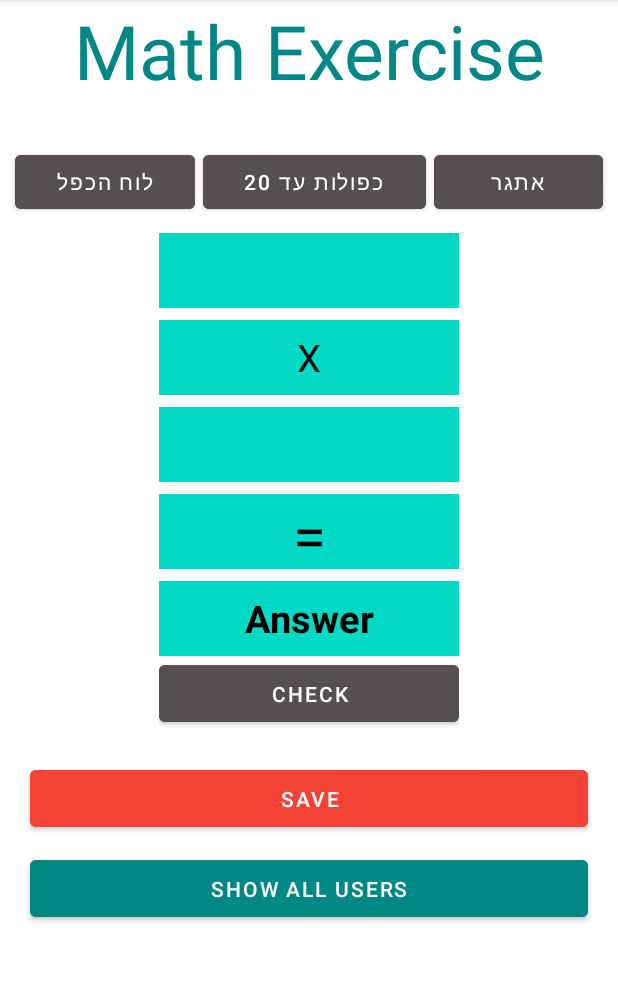
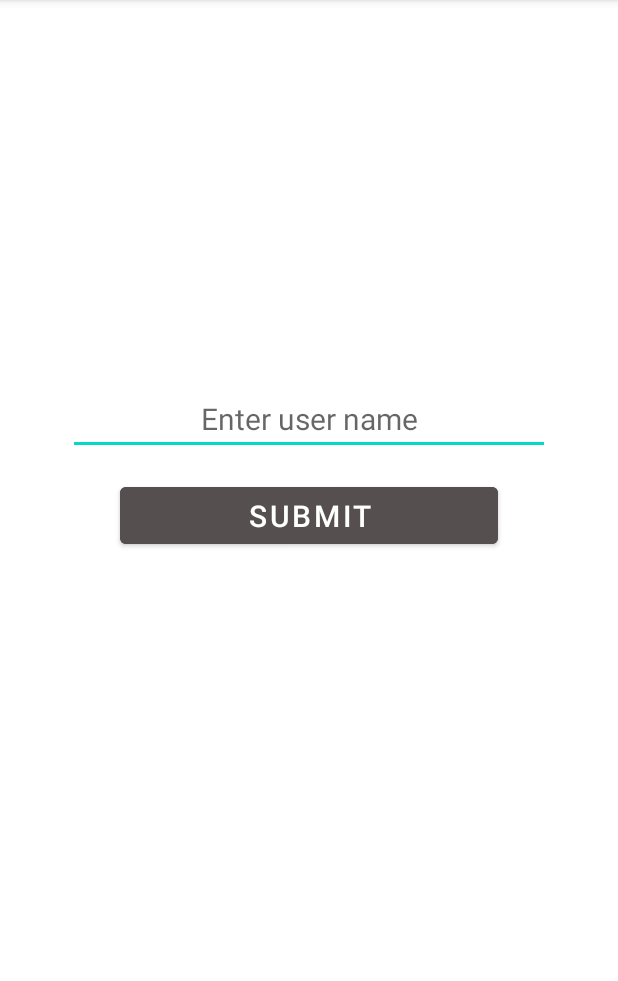
Before and after one commit to haghispin12/MathProjectEitan5, an Android app: the screen it shows after launch (MainActivity before the commit, login after it), on a phone screen of 412 x 824 dp, the part 84-1065 px from its top. Run offline under Robolectric (Android 15) with nearby library versions, the phone set to English and light mode, and no system bars.

Commit message:
added login screen

```diff
--- a/app/src/main/java/com/example/mathprojecteitan5/MainActivity.java
+++ b/app/src/main/java/com/example/mathprojecteitan5/MainActivity.java
@@ -26,9 +26,9 @@ public class MainActivity extends AppCompatActivity {
     private Button save;
     private Button saveUsers;
     private Button check;
-    int userAnswer;
-    Exercise e1=new Exercise();
+    private EditText userAnswer;
     public MainViewModel viewModelMain;
+
 
     @Override
     protected void onCreate(Bundle savedInstanceState) {
@@ -86,6 +86,8 @@ public class MainActivity extends AppCompatActivity {
          }
      });
 
+
+
      challenge=findViewById(R.id.challenge);
      challenge.setOnClickListener(new View.OnClickListener() {
          @Override
--- /dev/null
+++ b/app/src/main/java/com/example/mathprojecteitan5/login.java
@@ -0,0 +1,42 @@
+package com.example.mathprojecteitan5;
+
+import androidx.appcompat.app.AppCompatActivity;
+
+import android.annotation.SuppressLint;
+import android.content.Intent;
+import android.os.Bundle;
+import android.view.View;
+import android.widget.Button;
+import android.widget.EditText;
+
+public class login extends AppCompatActivity {
+private EditText userName;
+private Button submit;
+
+    @Override
+    protected void onCreate(Bundle savedInstanceState) {
+        super.onCreate(savedInstanceState);
+        setContentView(R.layout.activity_login);
+        userName = findViewById(R.id.UserName);
+
+
+        submit=findViewById(R.id.submit);
+        submit.setOnClickListener(new View.OnClickListener() {
+            @Override
+            public void onClick(View view) {
+                Intent intent = new Intent(login.this,MainActivity.class);
+                intent.putExtra("username",userName.getText().toString());
+
+                startActivity(intent);
+            }
+        });
+
+
+
+    }
+
+
+
+
+
+}
--- /dev/null
+++ b/app/src/main/res/layout/activity_login.xml
@@ -0,0 +1,51 @@
+<?xml version="1.0" encoding="utf-8"?>
+<LinearLayout xmlns:android="http://schemas.android.com/apk/res/android"
+    xmlns:app="http://schemas.android.com/apk/res-auto"
+    xmlns:tools="http://schemas.android.com/tools"
+    android:layout_width="match_parent"
+    android:layout_height="wrap_content"
+    tools:context=".login"
+    android:orientation="vertical"
+    >
+
+    <LinearLayout
+        android:layout_width="match_parent"
+        android:layout_height="wrap_content"
+        android:orientation="vertical"
+        tools:context=".login"
+        android:layout_marginTop="250dp"
+        >
+
+    <EditText
+        android:layout_width="match_parent"
+        android:layout_height="45dp"
+        android:textSize="20sp"
+        android:hint="Enter user name"
+        android:id="@+id/UserName"
+        android:layout_marginTop="8dp"
+        android:layout_marginLeft="45dp"
+        android:layout_marginRight="45dp"
+        android:gravity="center"
+        />
+        <Button
+            android:layout_width="match_parent"
+            android:textSize="20sp"
+            android:layout_height="50dp"
+            android:layout_weight="33"
+            android:gravity="center"
+            android:layout_marginTop="15dp"
+            android:layout_marginLeft="80dp"
+            android:layout_marginRight="80dp"
+            android:backgroundTint="@color/gray"
+            android:id="@+id/submit"
+            android:text="submit" />
+
+
+
+</LinearLayout>
+
+
+
+
+
+</LinearLayout>
```
Also changed, not shown: app/src/main/AndroidManifest.xml (+12 -4 lines), app/src/main/res/layout/activity_main.xml (+10 -1 lines).
